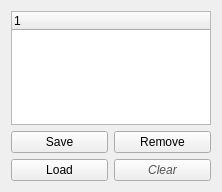
Qt form Stacker/GroupWidget.ui (HonghuaLi/stacker) before a commit.
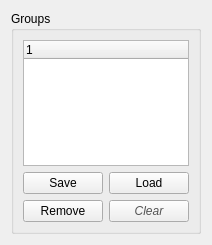
The same form after that commit. Icons and pictures are not drawn.

Diff of the .ui file:
```diff
--- a/Stacker/GroupWidget.ui
+++ b/Stacker/GroupWidget.ui
@@ -6,14 +6,20 @@
    <rect>
     <x>0</x>
     <y>0</y>
-    <width>222</width>
-    <height>192</height>
+    <width>194</width>
+    <height>245</height>
    </rect>
   </property>
   <property name="windowTitle">
    <string>Form</string>
   </property>
   <layout class="QGridLayout" name="gridLayout">
+   <item row="0" column="1">
+    <widget class="QGroupBox" name="groupBox">
+     <property name="title">
+      <string>Groups</string>
+     </property>
+     <layout class="QGridLayout" name="gridLayout_2">
    <item row="0" column="0" colspan="2">
     <widget class="QTreeWidget" name="groupTree">
      <property name="columnCount">
@@ -26,7 +32,14 @@
      </column>
     </widget>
    </item>
-   <item row="1" column="1">
+      <item row="1" column="0">
+       <widget class="QPushButton" name="saveGroupsButton">
+        <property name="text">
+         <string>Save</string>
+        </property>
+       </widget>
+      </item>
+      <item row="2" column="0">
     <widget class="QPushButton" name="removeButton">
      <property name="text">
       <string>Remove</string>
@@ -37,14 +50,7 @@
      </property>
     </widget>
    </item>
-   <item row="1" column="0">
-    <widget class="QPushButton" name="saveGroupsButton">
-     <property name="text">
-      <string>Save</string>
-     </property>
-    </widget>
-   </item>
-   <item row="2" column="0">
+      <item row="1" column="1">
     <widget class="QPushButton" name="loadGroupsButton">
      <property name="text">
       <string>Load</string>
@@ -61,6 +67,9 @@
      <property name="text">
       <string>Clear</string>
      </property>
+       </widget>
+      </item>
+     </layout>
     </widget>
    </item>
   </layout>
```
Lines whose indentation alone changed are shown as unchanged.
